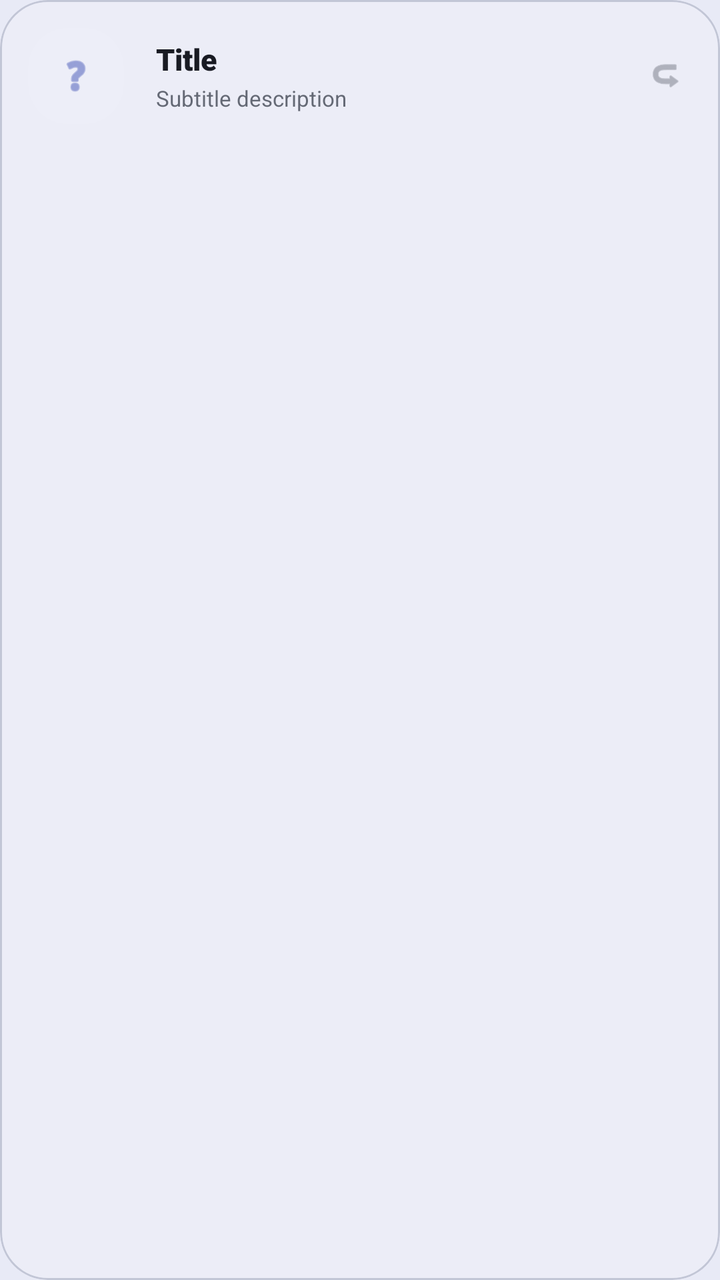
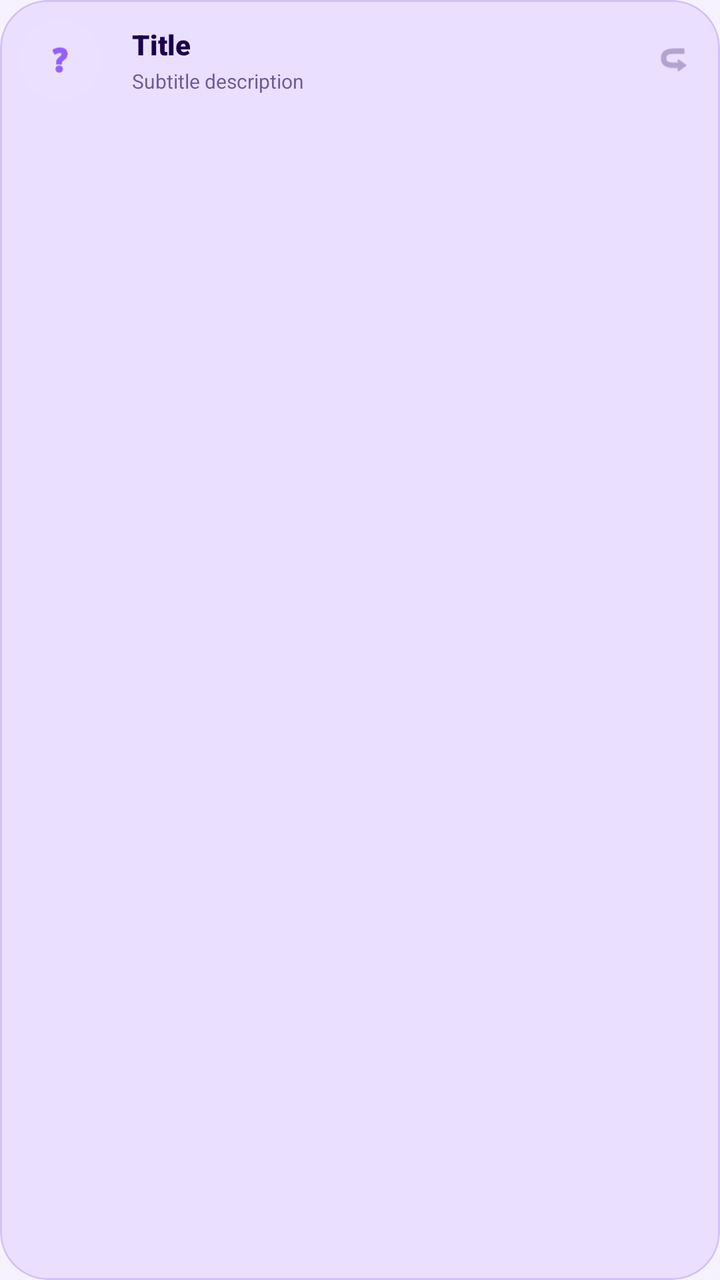

Screens rendered from an Android XML layout before and after an edit, with the pre-edit source and the edit as a unified diff.
<!-- AndroidManifest.xml: application theme Theme.ChatSnap -->
<!-- res/layout/view_setting_item.xml -->
<?xml version="1.0" encoding="utf-8"?>
<com.google.android.material.card.MaterialCardView xmlns:android="http://schemas.android.com/apk/res/android"
    xmlns:app="http://schemas.android.com/apk/res-auto"
    android:layout_width="match_parent"
    android:layout_height="wrap_content"
    android:layout_marginBottom="12dp"
    app:cardCornerRadius="24dp"
    app:cardElevation="0dp"
    app:strokeWidth="1dp"
    app:strokeColor="?attr/colorOutlineVariant"
    app:cardBackgroundColor="?attr/colorSurface"
    android:clickable="true"
    android:focusable="true">

    <LinearLayout
        android:layout_width="match_parent"
        android:layout_height="wrap_content"
        android:gravity="center_vertical"
        android:orientation="horizontal"
        android:padding="14dp">

        <FrameLayout
            android:layout_width="48dp"
            android:layout_height="48dp">

            <View
                android:id="@+id/viewIconBg"
                android:layout_width="match_parent"
                android:layout_height="match_parent"
                android:background="@drawable/bg_icon_circle"
                android:backgroundTint="?attr/colorSurfaceVariant" />

            <ImageView
                android:id="@+id/ivItemIcon"
                android:layout_width="22dp"
                android:layout_height="22dp"
                android:layout_gravity="center"
                android:src="@android:drawable/ic_menu_help"
                app:tint="?attr/colorPrimary" />
        </FrameLayout>

        <LinearLayout
            android:layout_width="0dp"
            android:layout_height="wrap_content"
            android:layout_marginStart="16dp"
            android:layout_weight="1"
            android:orientation="vertical">

            <TextView
                android:id="@+id/tvItemTitle"
                android:layout_width="wrap_content"
                android:layout_height="wrap_content"
                android:fontFamily="sans-serif-black"
                android:text="Title"
                android:textColor="?android:attr/textColorPrimary"
                android:textSize="15sp" />

            <TextView
                android:id="@+id/tvItemValue"
                android:layout_width="wrap_content"
                android:layout_height="wrap_content"
                android:layout_marginTop="2dp"
                android:text="Subtitle description"
                android:textColor="?android:attr/textColorSecondary"
                android:textSize="11sp"
                android:alpha="0.8" />
        </LinearLayout>

        <androidx.appcompat.widget.SwitchCompat
            android:id="@+id/switchItem"
            android:layout_width="wrap_content"
            android:layout_height="wrap_content"
            android:layout_marginEnd="8dp"
            android:visibility="gone" />

        <ImageView
            android:id="@+id/ivChevron"
            android:layout_width="18dp"
            android:layout_height="18dp"
            android:layout_marginEnd="4dp"
            android:alpha="0.6"
            android:src="@android:drawable/ic_menu_revert"
            android:rotation="180"
            app:tint="?android:attr/textColorSecondary" />
    </LinearLayout>
</com.google.android.material.card.MaterialCardView>
<!-- resources referenced by this layout -->
<resources>
  <!-- drawable bg_icon_circle (drawable) -->
  <?xml version="1.0" encoding="utf-8"?>
  <shape xmlns:android="http://schemas.android.com/apk/res/android">
      <solid android:color="#10000000" />
      <corners android:radius="20dp" />
  </shape>
  <style name="Theme.ChatSnap" parent="Base.Theme.ChatSnap" />
  <style name="Base.Theme.ChatSnap" parent="Theme.Material3.DayNight.NoActionBar">
          
          <item name="colorPrimary">@color/primary</item>
          <item name="colorOnPrimary">@color/white</item>
          <item name="colorPrimaryContainer">@color/primary_container</item>
          <item name="colorOnPrimaryContainer">@color/white</item>
  
          <item name="colorSecondary">@color/secondary</item>
          <item name="colorOnSecondary">@color/white</item>
          <item name="colorSecondaryContainer">@color/secondary_container</item>
          <item name="colorOnSecondaryContainer">@color/on_surface</item>
  
          <item name="colorTertiary">#E966FF</item>
          <item name="colorOnTertiary">@color/white</item>
  
          <item name="android:windowBackground">@color/background</item>
          <item name="colorSurface">@color/surface_container</item>
          <item name="colorOnSurface">@color/on_surface</item>
          <item name="colorSurfaceVariant">@color/surface_container_low</item>
          <item name="colorOnSurfaceVariant">@color/on_surface_variant</item>
  
          <item name="colorOutline">@color/outline</item>
          <item name="colorOutlineVariant">@color/outline_variant</item>
  
          
          <item name="android:textColorPrimary">?attr/colorOnSurface</item>
          <item name="android:textColorSecondary">?attr/colorOnSurfaceVariant</item>
          <item name="android:textColorHint">?attr/colorOutline</item>
  
          
          <item name="android:statusBarColor">?attr/colorPrimary</item>
          <item name="android:windowLightStatusBar">false</item>
  
          
          <item name="chatBubbleSentColor">#DCF8C6</item>
          <item name="chatBubbleReceivedColor">@color/white</item>
          <item name="chatBubbleSentTextColor">@color/black</item>
          <item name="chatBubbleReceivedTextColor">@color/black</item>
          <item name="themeAccentColor">@color/primary</item>
  
          <item name="editTextStyle">@style/Widget.Material3.TextInputEditText.OutlinedBox</item>
          <item name="textInputStyle">@style/Widget.Material3.TextInputLayout.OutlinedBox</item>
          <item name="android:windowAnimationStyle">@style/Animation.Activity</item>
      </style>
  <color name="primary">#5C6BC0</color>
  <color name="white">#FFFFFFFF</color>
  <color name="primary_container">#7986CB</color>
  <color name="secondary">#5c5f61</color>
  <color name="secondary_container">#e0e3e5</color>
  <color name="on_surface">#191b23</color>
  <color name="background">#E8EAF6</color>
  <color name="surface_container">#ecedf7</color>
  <color name="surface_container_low">#f2f3fd</color>
  <color name="on_surface_variant">#424754</color>
  <color name="outline">#727785</color>
  <color name="outline_variant">#c2c6d6</color>
  <color name="black">#FF000000</color>
  <style name="Animation.Activity" parent="@android:style/Animation.Activity">
          <item name="android:activityOpenEnterAnimation">@anim/slide_in_right</item>
          <item name="android:activityOpenExitAnimation">@anim/slide_out_left</item>
          <item name="android:activityCloseEnterAnimation">@anim/slide_in_left</item>
          <item name="android:activityCloseExitAnimation">@anim/slide_out_right</item>
      </style>
</resources>

<!-- the commit's change to res/layout/view_setting_item.xml (unified diff, before → after) -->
@@ -17,11 +17,11 @@
         android:layout_height="wrap_content"
         android:gravity="center_vertical"
         android:orientation="horizontal"
-        android:padding="14dp">
+        android:padding="10dp">
 
         <FrameLayout
-            android:layout_width="48dp"
-            android:layout_height="48dp">
+            android:layout_width="40dp"
+            android:layout_height="40dp">
 
             <View
                 android:id="@+id/viewIconBg"
@@ -32,8 +32,8 @@
 
             <ImageView
                 android:id="@+id/ivItemIcon"
-                android:layout_width="22dp"
-                android:layout_height="22dp"
+                android:layout_width="18dp"
+                android:layout_height="18dp"
                 android:layout_gravity="center"
                 android:src="@android:drawable/ic_menu_help"
                 app:tint="?attr/colorPrimary" />
@@ -53,7 +53,7 @@
                 android:fontFamily="sans-serif-black"
                 android:text="Title"
                 android:textColor="?android:attr/textColorPrimary"
-                android:textSize="15sp" />
+                android:textSize="14sp" />
 
             <TextView
                 android:id="@+id/tvItemValue"
@@ -62,7 +62,7 @@
                 android:layout_marginTop="2dp"
                 android:text="Subtitle description"
                 android:textColor="?android:attr/textColorSecondary"
-                android:textSize="11sp"
+                android:textSize="10sp"
                 android:alpha="0.8" />
         </LinearLayout>
 
<!-- resource entries referenced after the edit -->
@@ -51,18 +51,18 @@
           <item name="textInputStyle">@style/Widget.Material3.TextInputLayout.OutlinedBox</item>
           <item name="android:windowAnimationStyle">@style/Animation.Activity</item>
       </style>
-  <color name="primary">#5C6BC0</color>
+  <color name="primary">#5908f7</color>
   <color name="white">#FFFFFFFF</color>
-  <color name="primary_container">#7986CB</color>
-  <color name="secondary">#5c5f61</color>
-  <color name="secondary_container">#e0e3e5</color>
-  <color name="on_surface">#191b23</color>
-  <color name="background">#E8EAF6</color>
-  <color name="surface_container">#ecedf7</color>
-  <color name="surface_container_low">#f2f3fd</color>
-  <color name="on_surface_variant">#424754</color>
-  <color name="outline">#727785</color>
-  <color name="outline_variant">#c2c6d6</color>
+  <color name="primary_container">#EFE6FF</color>
+  <color name="secondary">#5C5766</color>
+  <color name="secondary_container">#E8E3F0</color>
+  <color name="on_surface">#1A004B</color>
+  <color name="background">#F6F2FF</color>
+  <color name="surface_container">#EADFFF</color>
+  <color name="surface_container_low">#F5EEFF</color>
+  <color name="on_surface_variant">#4E397A</color>
+  <color name="outline">#8C77B8</color>
+  <color name="outline_variant">#D4C2F7</color>
   <color name="black">#FF000000</color>
   <style name="Animation.Activity" parent="@android:style/Animation.Activity">
           <item name="android:activityOpenEnterAnimation">@anim/slide_in_right</item>
